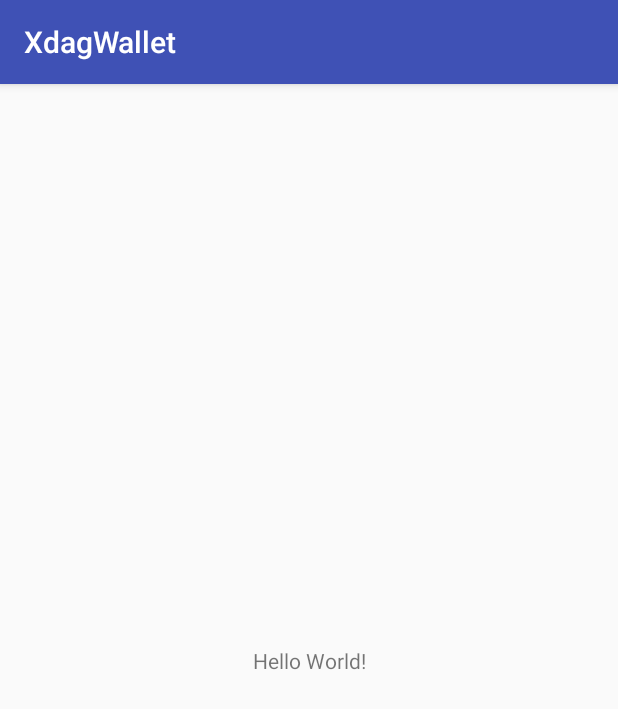
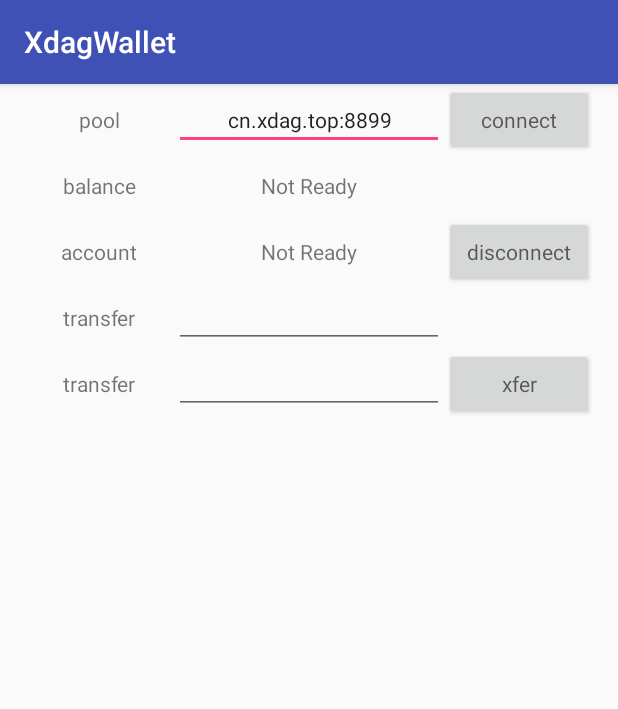
Before and after one commit to amazingMan2017/xdag-android, an Android app: the screen it shows after launch (MainActivity), on a phone screen of 412 x 824 dp. Shown: the top 709 px of the screen. Run offline under Robolectric (Android 15) with nearby library versions, the phone set to English and light mode, and no system bars.

Commit message:
1.xdag called

```diff
--- a/xdagwallet/app/src/main/java/com/xdag/wallet/MainActivity.java
+++ b/xdagwallet/app/src/main/java/com/xdag/wallet/MainActivity.java
@@ -2,22 +2,69 @@ package com.xdag.wallet;
 
 import android.support.v7.app.AppCompatActivity;
 import android.os.Bundle;
+import android.view.View;
+import android.widget.Button;
+import android.widget.EditText;
 import android.widget.TextView;
 
-public class MainActivity extends AppCompatActivity {
+public class MainActivity extends AppCompatActivity implements View.OnClickListener{
 
-    // Used to load the 'native-lib' library on application startup.
-//    static {
-//        System.loadLibrary("native-lib");
-//    }
+    private EditText txtPool;
+    private TextView tvBalance;
+    private TextView tvAccount;
+    private EditText txtAmount;
+    private EditText txtRecvAddress;
+
+    private Button btnConncet;
+    private Button btnDisConnect;
+    private Button btnXfer;
 
     @Override
     protected void onCreate(Bundle savedInstanceState) {
         super.onCreate(savedInstanceState);
         setContentView(R.layout.activity_main);
 
-        // Example of a call to a native method
-        TextView tv = (TextView) findViewById(R.id.sample_text);
+        initView();
+    }
+
+    private void initView() {
+        txtPool = (EditText)findViewById(R.id.txt_pool);
+        tvBalance = (TextView)findViewById(R.id.tv_balance);
+        tvAccount = (TextView)findViewById(R.id.tv_account);
+        txtAmount = (EditText)findViewById(R.id.txt_amount);
+        txtRecvAddress = (EditText)findViewById(R.id.txt_recv_account);
+
+        btnConncet = (Button)findViewById(R.id.btn_connect);
+        btnDisConnect = (Button)findViewById(R.id.btn_disconnect);
+        btnXfer = (Button)findViewById(R.id.btn_xfer);
+    }
+
+    @Override
+    public void onClick(View view) {
+        int resId = view.getId();
+        switch (resId){
+            case R.id.btn_connect:
+                onBtnConnectClicked();
+                break;
+            case R.id.btn_disconnect:
+                onBtnDisConnectClicked();
+                break;
+            case R.id.btn_xfer:
+                onBtnXferConnectClicked();
+                break;
+        }
+    }
+
+    private void onBtnConnectClicked() {
+
+    }
+
+    private void onBtnDisConnectClicked() {
+
+    }
+
+    private void onBtnXferConnectClicked() {
+
     }
 
 }
--- /dev/null
+++ b/xdagwallet/app/src/main/java/com/xdag/wallet/XdagWrapper.java
@@ -0,0 +1,15 @@
+package com.xdag.wallet;
+
+/**
+ * Created by Bill on 2018/4/4.
+ */
+
+public class XdagWrapper {
+    static {
+        System.loadLibrary("xdag");
+    }
+
+    public native int XdagConnect();
+    public native int XdagDisConnect();
+    public native int XdagXfer();
+}
--- a/xdagwallet/app/src/main/res/layout/activity_main.xml
+++ b/xdagwallet/app/src/main/res/layout/activity_main.xml
@@ -1,19 +1,173 @@
 <?xml version="1.0" encoding="utf-8"?>
-<android.support.constraint.ConstraintLayout xmlns:android="http://schemas.android.com/apk/res/android"
-    xmlns:app="http://schemas.android.com/apk/res-auto"
+<LinearLayout xmlns:android="http://schemas.android.com/apk/res/android"
     xmlns:tools="http://schemas.android.com/tools"
     android:layout_width="match_parent"
     android:layout_height="match_parent"
+    android:orientation="vertical"
+    android:gravity="center_horizontal"
     tools:context="com.xdag.wallet.MainActivity">
 
-    <TextView
-        android:id="@+id/sample_text"
-        android:layout_width="wrap_content"
+    <LinearLayout
+        android:layout_width="match_parent"
         android:layout_height="wrap_content"
-        android:text="Hello World!"
-        app:layout_constraintBottom_toBottomOf="parent"
-        app:layout_constraintLeft_toLeftOf="parent"
-        app:layout_constraintRight_toRightOf="parent"
-        app:layout_constraintTop_toTopOf="parent" />
+        android:gravity="center"
+        android:layout_gravity="center"
+        android:orientation="horizontal">
 
-</android.support.constraint.ConstraintLayout>
+        <TextView
+            android:id="@+id/tv_pool"
+            android:layout_width="100dp"
+            android:layout_height="wrap_content"
+            android:gravity="center"
+            android:text="pool"/>
+
+        <EditText
+            android:id="@+id/txt_pool"
+            android:layout_width="180dp"
+            android:layout_height="40dp"
+            android:gravity="center"
+            android:text="cn.xdag.top:8899"
+            android:textAppearance="@android:style/TextAppearance.Holo.Small"
+            />
+
+        <Button
+            android:id="@+id/btn_connect"
+            android:layout_width="100dp"
+            android:layout_height="wrap_content"
+            android:layout_gravity="center"
+            android:text="connect"
+            android:textAppearance="@android:style/TextAppearance.Holo.Small"
+            />
+    </LinearLayout>
+
+    <LinearLayout
+        android:layout_width="match_parent"
+        android:layout_height="wrap_content"
+        android:gravity="center"
+        android:layout_gravity="center"
+        android:orientation="horizontal">
+
+        <TextView
+            android:layout_width="100dp"
+            android:layout_height="wrap_content"
+            android:gravity="center"
+            android:text="balance"/>
+
+        <TextView
+            android:id="@+id/tv_balance"
+            android:layout_width="180dp"
+            android:layout_height="40dp"
+            android:gravity="center"
+            android:text="Not Ready" />
+
+        <View
+            android:layout_width="100dp"
+            android:layout_height="40dp"
+            android:layout_gravity="center"
+            />
+
+    </LinearLayout>
+
+    <LinearLayout
+        android:layout_width="match_parent"
+        android:layout_height="wrap_content"
+        android:gravity="center"
+        android:layout_gravity="center"
+        android:orientation="horizontal">
+
+        <TextView
+            android:layout_width="100dp"
+            android:layout_height="wrap_content"
+            android:gravity="center"
+            android:text="account"/>
+
+        <TextView
+            android:id="@+id/tv_account"
+            android:layout_width="180dp"
+            android:layout_height="40dp"
+            android:gravity="center"
+            android:text="Not Ready"/>
+
+        <Button
+            android:id="@+id/btn_disconnect"
+            android:layout_width="100dp"
+            android:layout_height="wrap_content"
+            android:layout_gravity="center"
+            android:text="disconnect"
+            android:textAppearance="@android:style/TextAppearance.Holo.Small" />
+
+    </LinearLayout>
+
+    <LinearLayout
+        android:layout_width="match_parent"
+        android:layout_height="wrap_content"
+        android:gravity="center"
+        android:layout_gravity="center"
+        android:orientation="horizontal">
+
+        <TextView
+            android:layout_width="100dp"
+            android:layout_height="wrap_content"
+            android:gravity="center"
+            android:text="transfer"/>
+
+        <EditText
+            android:id="@+id/txt_amount"
+            android:layout_width="180dp"
+            android:layout_height="40dp"
+            android:gravity="center"/>
+
+        <View
+            android:layout_width="100dp"
+            android:layout_height="30dp"
+            android:layout_gravity="center"
+            />
+
+    </LinearLayout>
+
+    <LinearLayout
+        android:layout_width="match_parent"
+        android:layout_height="wrap_content"
+        android:gravity="center"
+        android:layout_gravity="center"
+        android:orientation="horizontal">
+
+        <TextView
+            android:layout_width="100dp"
+            android:layout_height="wrap_content"
+            android:gravity="center"
+            android:text="transfer"/>
+
+        <EditText
+            android:id="@+id/txt_recv_account"
+            android:layout_width="180dp"
+            android:layout_height="40dp"
+            android:gravity="center"/>
+
+        <Button
+            android:id="@+id/btn_xfer"
+            android:layout_width="100dp"
+            android:layout_height="wrap_content"
+            android:layout_gravity="center"
+            android:text="xfer"
+            android:textAppearance="@android:style/TextAppearance.Holo.Small" />
+
+    </LinearLayout>
+
+    <LinearLayout
+        android:layout_width="match_parent"
+        android:layout_height="wrap_content"
+        android:gravity="center"
+        android:layout_gravity="center"
+        android:orientation="horizontal">
+
+        <TextView
+            android:id="@+id/tv_status"
+            android:layout_width="match_parent"
+            android:layout_height="40dp"
+            android:gravity="center"/>
+
+    </LinearLayout>
+
+
+</LinearLayout>
```
Also changed, not shown: 4 other files.
